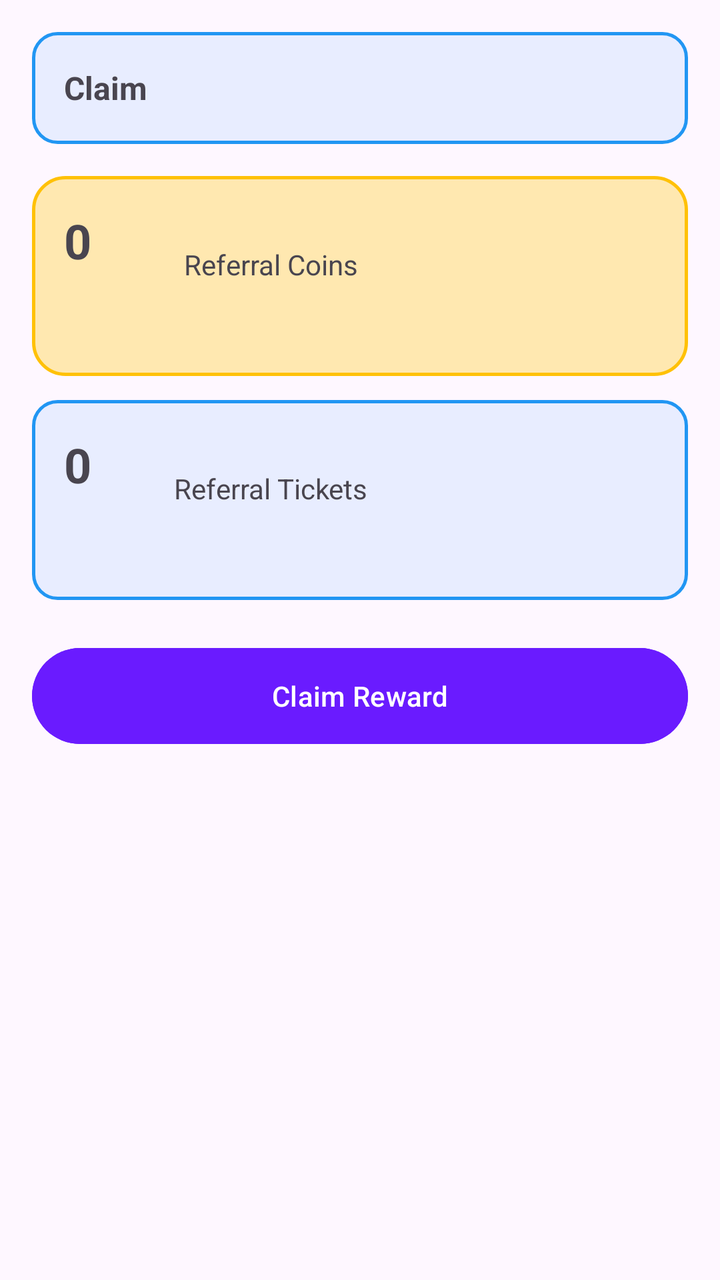
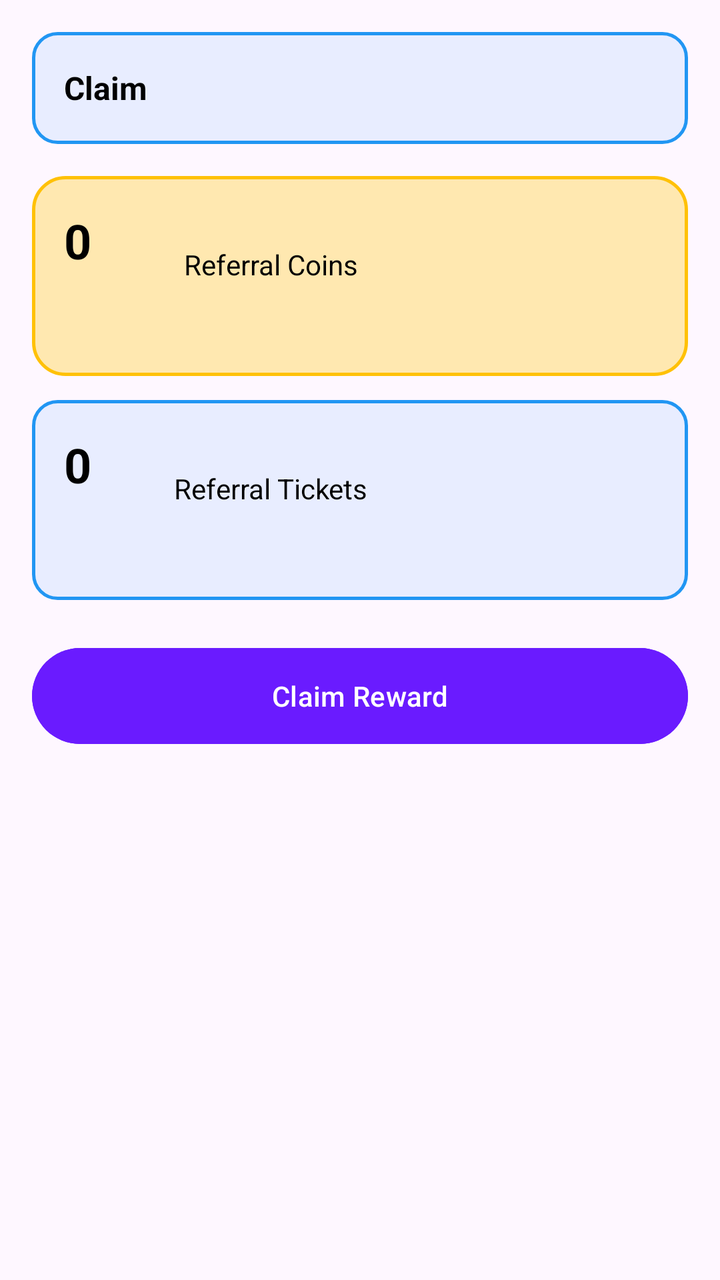

Two renders of the same Android screen: before a commit and after it. Below are the layout's source before the change and the commit's diff.
<!-- AndroidManifest.xml: application theme Theme.RGamer -->
<!-- res/layout/activity_layout_my_earnings.xml -->
<?xml version="1.0" encoding="utf-8"?>
<LinearLayout xmlns:android="http://schemas.android.com/apk/res/android"
    android:layout_width="match_parent"
    android:layout_height="match_parent"
    android:orientation="vertical"
    android:padding="16dp">

    <LinearLayout
        android:layout_width="match_parent"
        android:layout_height="56dp"
        android:background="@drawable/bg_history"
        android:gravity="center_vertical"
        android:padding="16dp">

        <TextView
            android:layout_width="71dp"
            android:layout_height="wrap_content"
            android:text="Claim"
            android:textSize="16sp"
            android:textStyle="bold" />
    </LinearLayout>

    
    <LinearLayout
        android:layout_width="match_parent"
        android:layout_height="100dp"
        android:layout_marginTop="16dp"
        android:background="@drawable/bg_reward_card"
        android:padding="16dp">

        <TextView
            android:id="@+id/txtCoins"
            android:layout_width="60dp"
            android:layout_height="58dp"
            android:text="0"
            android:textSize="24sp"
            android:textStyle="bold" />

        <TextView
            android:layout_width="163dp"
            android:layout_height="35dp"
            android:layout_marginTop="8dp"
            android:text="Referral Coins" />
    </LinearLayout>

    
    <LinearLayout
        android:layout_width="match_parent"
        android:layout_height="100dp"
        android:layout_marginTop="12dp"
        android:background="@drawable/bg_history"
        android:padding="16dp">

        <TextView
            android:id="@+id/txtTickets"
            android:layout_width="55dp"
            android:layout_height="81dp"
            android:text="0"
            android:textSize="24sp"
            android:textStyle="bold" />

        <TextView
            android:layout_width="188dp"
            android:layout_height="57dp"
            android:layout_marginTop="8dp"
            android:text="Referral Tickets" />
    </LinearLayout>

    <Button
        android:id="@+id/btnClaim"
        android:layout_width="match_parent"
        android:layout_height="56dp"
        android:text="Claim Reward"
        android:textColor="#FFFFFF"
        android:backgroundTint="#6A1BFF"
        android:layout_marginTop="20dp" />

</LinearLayout>
<!-- resources referenced by this layout -->
<resources>
  <!-- drawable bg_history (drawable) -->
  <shape xmlns:android="http://schemas.android.com/apk/res/android">
      <solid android:color="#E8EDFF"/>
      <corners android:radius="12dp"/>
      <stroke
          android:width="1.5dp"
          android:color="@color/color_blue"/>
  </shape>
  <!-- drawable bg_reward_card (drawable) -->
  <shape xmlns:android="http://schemas.android.com/apk/res/android">
      <solid android:color="#FFE8B0"/>
      <corners android:radius="16dp"/>
      <stroke
          android:width="1.5dp"
          android:color="#FFC107"/>
  </shape>
  <style name="Theme.RGamer" parent="Base.Theme.RGamer" />
  <color name="color_blue">#2196F3</color>
  <style name="Base.Theme.RGamer" parent="Theme.Material3.DayNight.NoActionBar">
          
          
      </style>
</resources>

<!-- the commit's change to res/layout/activity_layout_my_earnings.xml (unified diff, before → after) -->
@@ -16,6 +16,7 @@
             android:layout_width="71dp"
             android:layout_height="wrap_content"
             android:text="Claim"
+            android:textColor="@color/black"
             android:textSize="16sp"
             android:textStyle="bold" />
     </LinearLayout>
@@ -32,6 +33,7 @@
             android:id="@+id/txtCoins"
             android:layout_width="60dp"
             android:layout_height="58dp"
+            android:textColor="@color/black"
             android:text="0"
             android:textSize="24sp"
             android:textStyle="bold" />
@@ -40,6 +42,7 @@
             android:layout_width="163dp"
             android:layout_height="35dp"
             android:layout_marginTop="8dp"
+            android:textColor="@color/black"
             android:text="Referral Coins" />
     </LinearLayout>
 
@@ -56,12 +59,14 @@
             android:layout_width="55dp"
             android:layout_height="81dp"
             android:text="0"
+            android:textColor="@color/black"
             android:textSize="24sp"
             android:textStyle="bold" />
 
         <TextView
             android:layout_width="188dp"
             android:layout_height="57dp"
+            android:textColor="@color/black"
             android:layout_marginTop="8dp"
             android:text="Referral Tickets" />
     </LinearLayout>
<!-- resource entries referenced after the edit -->
@@ -1,5 +1,6 @@
 <!-- resources referenced by this layout -->
 <resources>
+  <color name="black">#FF000000</color>
   <!-- drawable bg_history (drawable) -->
   <shape xmlns:android="http://schemas.android.com/apk/res/android">
       <solid android:color="#E8EDFF"/>
